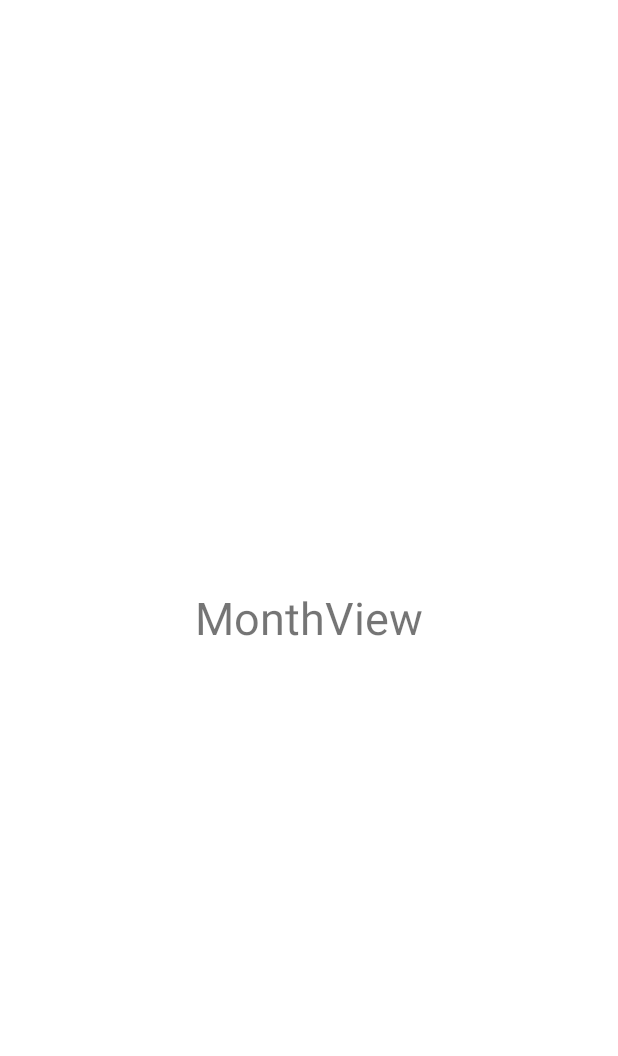
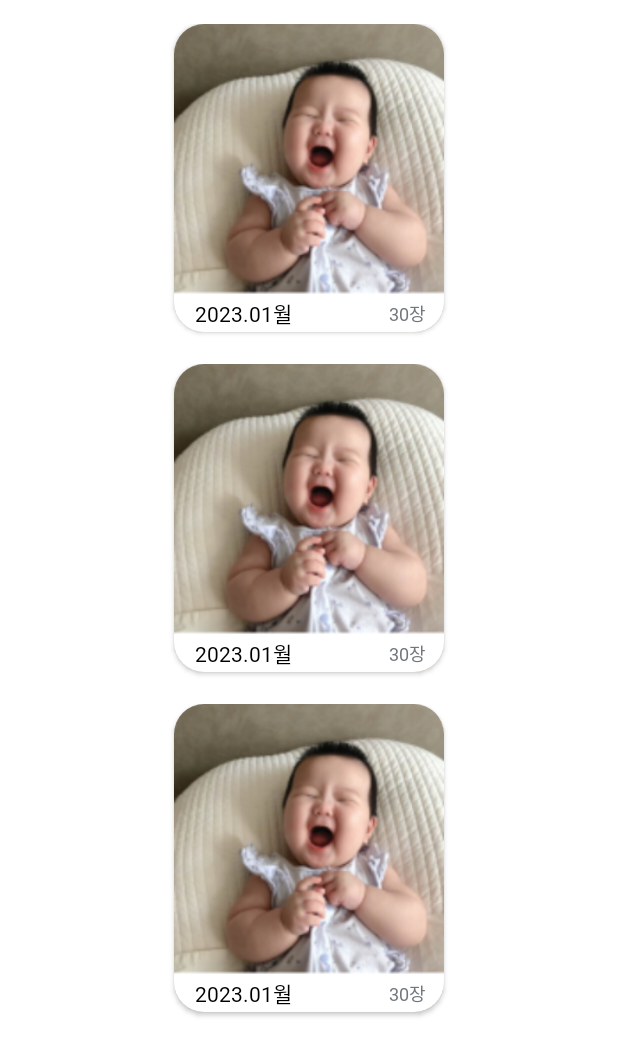
Before and after one commit to BA-BA-Project/BaBa.Application, an Android app: the layout fragment_month_view.xml on its own in the app's theme, with its tools: preview values and no code run, on a phone screen of 412 x 824 dp. Shown: the top 1056 px of the screen. Run offline under Robolectric (Android 15) with nearby library versions, the phone set to English and light mode, and no system bars.

Commit message:
더미 데이터를 넣고 화면에 띄우기까지 완성 - 월별로 나누어야 함

```diff
--- a/app/src/main/res/layout/fragment_month_view.xml
+++ b/app/src/main/res/layout/fragment_month_view.xml
@@ -1,15 +1,30 @@
 <?xml version="1.0" encoding="utf-8"?>
-<androidx.constraintlayout.widget.ConstraintLayout xmlns:android="http://schemas.android.com/apk/res/android"
-    android:layout_width="match_parent"
-    android:layout_height="match_parent"
-    xmlns:app="http://schemas.android.com/apk/res-auto">
+<layout xmlns:app="http://schemas.android.com/apk/res-auto"
+    xmlns:tools="http://schemas.android.com/tools">
 
-    <TextView
+    <data>
+
+        <variable
+            name="viewModel"
+            type="kids.baba.mobile.presentation.viewmodel.viewall.MonthViewViewModel" />
+    </data>
+
+    <androidx.constraintlayout.widget.ConstraintLayout xmlns:android="http://schemas.android.com/apk/res/android"
         android:layout_width="match_parent"
-        android:layout_height="match_parent"
-        android:text="MonthView"
-        android:gravity="center"
-        android:textSize="30sp"
-        />
+        android:layout_height="match_parent">
 
-</androidx.constraintlayout.widget.ConstraintLayout>
+        <androidx.recyclerview.widget.RecyclerView
+            android:id="@+id/rv_month_babies"
+            android:layout_width="0dp"
+            android:layout_height="0dp"
+            app:layoutManager="androidx.recyclerview.widget.GridLayoutManager"
+            app:layout_constraintBottom_toBottomOf="parent"
+            app:layout_constraintEnd_toEndOf="parent"
+            app:layout_constraintStart_toStartOf="parent"
+            app:layout_constraintTop_toTopOf="parent"
+            android:padding="@dimen/margin_medium"
+            tools:listitem="@layout/item_month_view_baby" />
+
+    </androidx.constraintlayout.widget.ConstraintLayout>
+
+</layout>
--- /dev/null
+++ b/app/src/main/res/layout/item_month_view_baby.xml
@@ -0,0 +1,93 @@
+<?xml version="1.0" encoding="utf-8"?>
+<layout xmlns:android="http://schemas.android.com/apk/res/android"
+    xmlns:app="http://schemas.android.com/apk/res-auto"
+    xmlns:tools="http://schemas.android.com/tools">
+
+    <data>
+
+        <variable
+            name="baby"
+            type="kids.baba.mobile.presentation.model.AlbumUiModel" />
+
+        <variable
+            name="formatter"
+            type="java.time.format.DateTimeFormatter" />
+
+        <variable
+            name="date"
+            type="java.time.LocalDate" />
+
+    </data>
+
+    <androidx.constraintlayout.widget.ConstraintLayout
+        android:layout_width="match_parent"
+        android:layout_height="wrap_content"
+        android:layout_marginBottom="5dp">
+
+
+        <androidx.cardview.widget.CardView
+            android:layout_width="wrap_content"
+            android:layout_height="wrap_content"
+            android:layout_marginBottom="16dp"
+            app:cardCornerRadius="20dp"
+            app:layout_constraintEnd_toEndOf="parent"
+            app:layout_constraintStart_toStartOf="parent"
+            app:layout_constraintTop_toTopOf="parent"
+            app:layout_constraintBottom_toBottomOf="parent">
+
+            <androidx.constraintlayout.widget.ConstraintLayout
+                android:id="@+id/cv_month_baby"
+                android:layout_width="match_parent"
+                android:layout_height="wrap_content"
+                app:layout_constraintEnd_toEndOf="parent"
+                app:layout_constraintStart_toStartOf="parent"
+                app:layout_constraintTop_toTopOf="parent">
+
+                <ImageView
+                    android:id="@+id/iv_month_baby"
+                    imageFromUrl="@{baby.photo}"
+                    android:layout_width="180dp"
+                    android:layout_height="180dp"
+                    android:contentDescription="@string/item_month_baby_img"
+                    android:scaleType="fitXY"
+                    app:layout_constraintBottom_toTopOf="@+id/tv_month_baby_label"
+                    app:layout_constraintDimensionRatio="W, 1:1"
+                    app:layout_constraintEnd_toEndOf="parent"
+                    app:layout_constraintStart_toStartOf="parent"
+                    app:layout_constraintTop_toTopOf="parent"
+                    tools:src="@drawable/dummy_baby_img" />
+
+                <TextView
+                    android:id="@+id/tv_month_baby_label"
+                    android:layout_width="wrap_content"
+                    android:layout_height="wrap_content"
+                    android:layout_marginVertical="2dp"
+                    android:layout_marginStart="14dp"
+                    android:fontFamily="@font/notosanskr"
+                    android:text="@{baby.date.toString()}"
+                    android:textColor="@color/black"
+                    android:textSize="14sp"
+                    app:layout_constraintBottom_toBottomOf="parent"
+                    app:layout_constraintStart_toStartOf="parent"
+                    app:layout_constraintTop_toBottomOf="@+id/iv_month_baby"
+                    tools:text="2023.01월" />
+
+                <TextView
+                    android:id="@+id/tv_month_baby_counts"
+                    android:layout_width="wrap_content"
+                    android:layout_height="wrap_content"
+                    android:layout_marginEnd="12dp"
+                    android:fontFamily="@font/notosanskr"
+                    android:text="10장"
+                    android:textColor="@color/text_2"
+                    android:textSize="12sp"
+                    app:layout_constraintBottom_toBottomOf="@+id/tv_month_baby_label"
+                    app:layout_constraintEnd_toEndOf="parent"
+                    app:layout_constraintTop_toTopOf="@+id/tv_month_baby_label"
+                    tools:text="30장" />
+
+            </androidx.constraintlayout.widget.ConstraintLayout>
+
+        </androidx.cardview.widget.CardView>
+    </androidx.constraintlayout.widget.ConstraintLayout>
+</layout>
--- a/app/src/main/res/values/strings.xml
+++ b/app/src/main/res/values/strings.xml
@@ -163,4 +163,8 @@
     <string name="record_album">성장을 기록해봐요</string>
     <string name="no_albums_recorded">쉿! 아직 자고있어요</string>
     <string name="add_like_and_comment">좋아요와 댓글을 달아봐요!</string>
+
+
+    <string name="item_month_baby_img">아기 월별로 모아보기 이미지</string>
+
 </resources>
```
Also changed, not shown: app/src/main/java/kids/baba/mobile/presentation/adapter/MonthViewAdapter.kt (added, +54 -0 lines), app/src/main/java/kids/baba/mobile/presentation/view/viewall/MonthView.kt (+46 -6 lines), app/src/main/java/kids/baba/mobile/presentation/viewmodel/viewall/MonthViewViewModel.kt (added, +42 -0 lines), app/src/main/res/drawable/dummy_baby_img.png (added).
